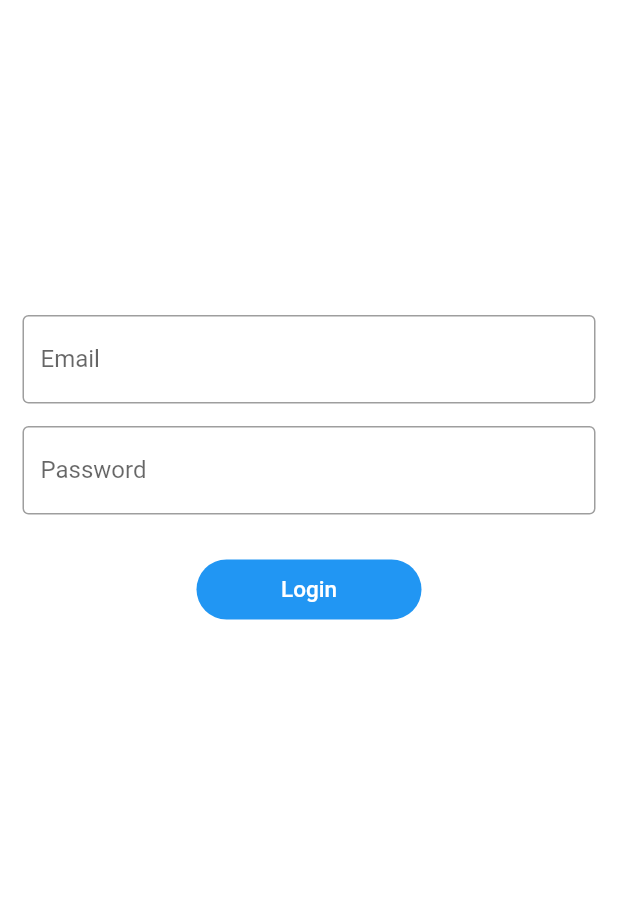
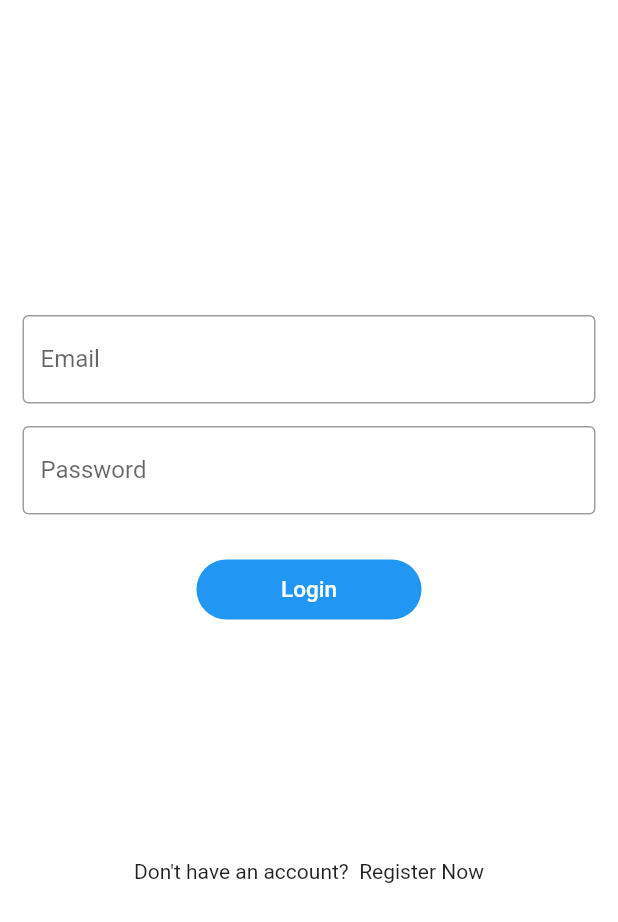
Before and after one commit to SEPT-TEAM16/SEPT-T16-front-end, a Flutter app: the Login screen opened directly, on a phone screen of 412 x 824 dp. Shown: the top 922 px of the screen. Run offline on Flutter 3.47's test engine with Material 2 defaults, Android fonts, the phone set to English and light mode, and no system bars; our stand-ins replace email_validator, fluttertoast.

Commit message:
creat acc text added to login page

```diff
--- a/telemedicine_app/lib/widgets/loginPage.dart
+++ b/telemedicine_app/lib/widgets/loginPage.dart
@@ -98,6 +98,7 @@ class _Login extends State<Login>{
             SizedBox(
               height: 130,
             ),
+            Text("Don't have an account?  Register Now")
           ],
         ),
       ),
```
